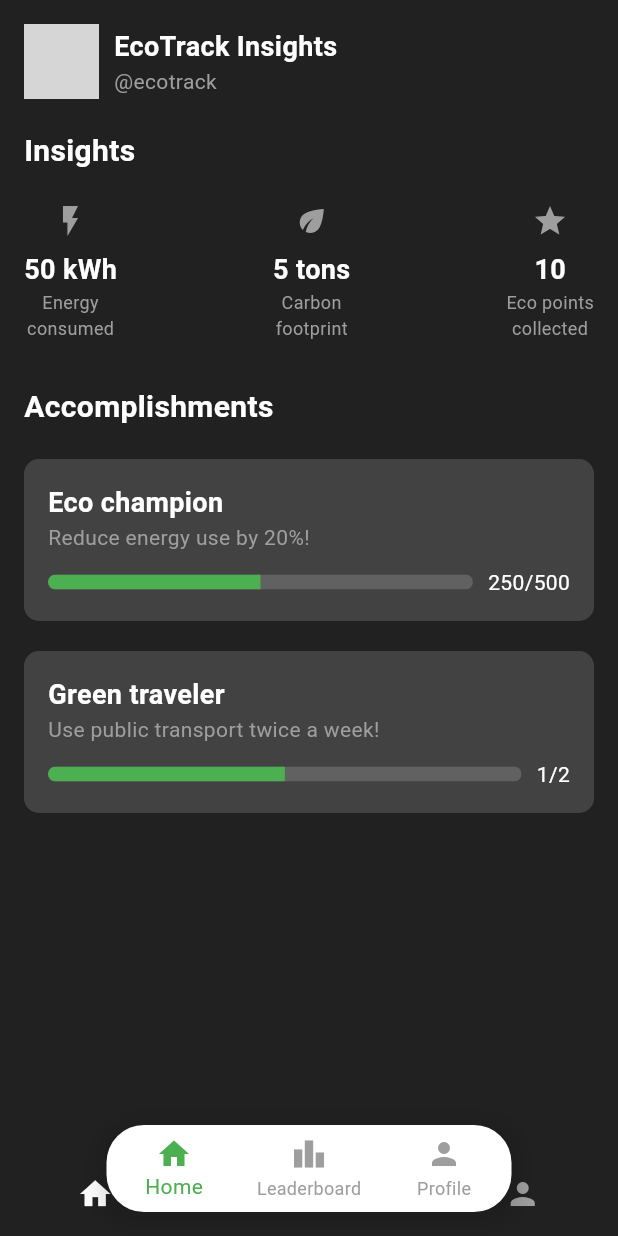
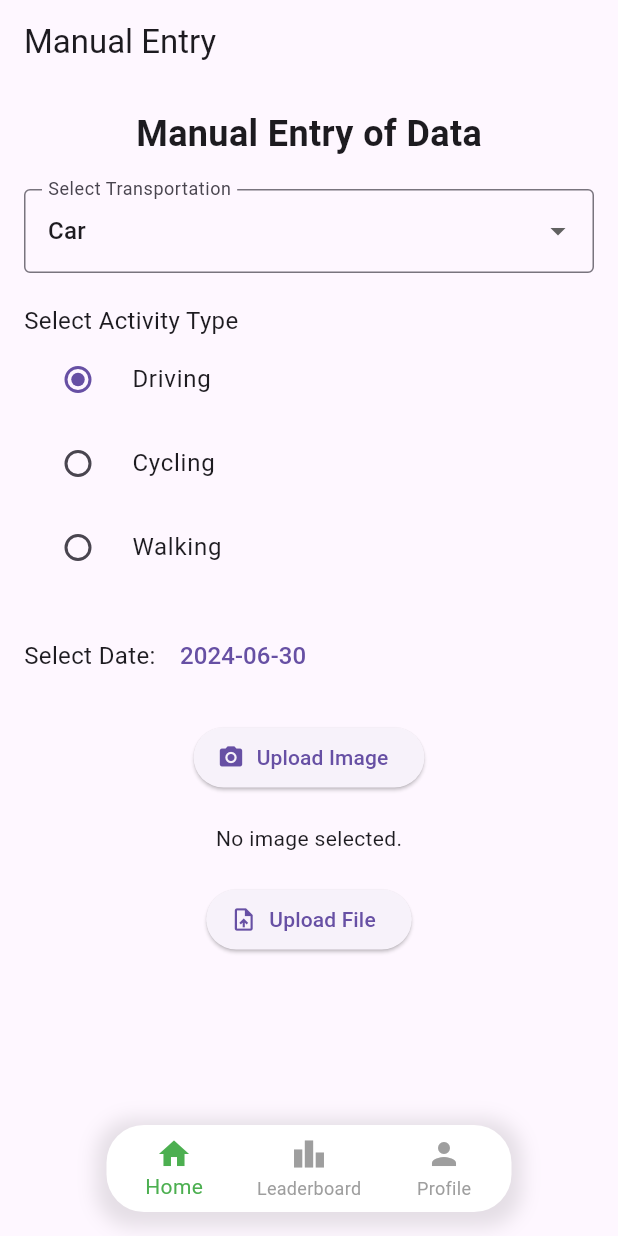
Before and after one commit to kruti002/carbon_emission, a Flutter app: the screen it shows after launch, on a phone screen of 412 x 824 dp. Run offline on Flutter 3.47's test engine with Material 3 defaults, Android fonts, the phone set to English and light mode, and no system bars; our stand-ins replace file_picker, fl_chart, google_fonts, image_picker; grey boxes are pictures that could not be loaded.

Commit message:
New day new commit

```diff
--- /dev/null
+++ b/carbon/lib/input_fields.dart
@@ -0,0 +1,147 @@
+import 'dart:io';
+
+import 'package:flutter/material.dart';
+import 'package:file_picker/file_picker.dart';
+import 'package:image_picker/image_picker.dart';
+
+class ManualEntryScreen extends StatefulWidget {
+  const ManualEntryScreen({super.key});
+
+  @override
+  _ManualEntryScreenState createState() => _ManualEntryScreenState();
+}
+
+class _ManualEntryScreenState extends State<ManualEntryScreen> {
+  String _selectedTransport = 'Car';
+  String _activityType = 'Driving';
+  DateTime _selectedDate = DateTime.now();
+  XFile? _uploadedImage;
+  final List<String> _transportOptions = ['Car', 'Bus', 'Bicycle', 'Walking'];
+  final List<String> _activityTypes = ['Driving', 'Cycling', 'Walking'];
+
+  Future<void> _pickDate(BuildContext context) async {
+    final DateTime? picked = await showDatePicker(
+      context: context,
+      initialDate: _selectedDate,
+      firstDate: DateTime(2020),
+      lastDate: DateTime(2030),
+    );
+    if (picked != null && picked != _selectedDate)
+      setState(() {
+        _selectedDate = picked;
+      });
+  }
+
+  Future<void> _pickImage() async {
+    final ImagePicker _picker = ImagePicker();
+    final XFile? pickedFile = await _picker.pickImage(source: ImageSource.gallery);
+    setState(() {
+      _uploadedImage = pickedFile;
+    });
+  }
+
+  Future<void> _pickFile() async {
+    FilePickerResult? result = await FilePicker.platform.pickFiles();
+    if (result != null) {
+      print(result.files.single.name);
+    }
+  }
+
+  @override
+  Widget build(BuildContext context) {
+    return Scaffold(
+      appBar: AppBar(title: Text('Manual Entry')),
+      body: Padding(
+        padding: const EdgeInsets.all(16.0),
+        child: SingleChildScrollView(
+          child: Column(
+            children: [
+              Text(
+                'Manual Entry of Data',
+                style: TextStyle(fontSize: 24.0, fontWeight: FontWeight.bold),
+              ),
+              SizedBox(height: 20.0),
+              DropdownButtonFormField<String>(
+                value: _selectedTransport,
+                onChanged: (String? newValue) {
+                  setState(() {
+                    _selectedTransport = newValue!;
+                  });
+                },
+                items: _transportOptions.map((String option) {
+                  return DropdownMenuItem<String>(
+                    value: option,
+                    child: Text(option),
+                  );
+                }).toList(),
+                decoration: InputDecoration(
+                  labelText: 'Select Transportation',
+                  border: OutlineInputBorder(),
+                ),
+              ),
+              SizedBox(height: 20.0),
+              Column(
+                crossAxisAlignment: CrossAxisAlignment.start,
+                children: [
+                  Text(
+                    'Select Activity Type',
+                    style: TextStyle(fontSize: 16.0),
+                  ),
+                  Column(
+                    children: _activityTypes.map((String type) {
+                      return RadioListTile<String>(
+                        title: Text(type),
+                        value: type,
+                        groupValue: _activityType,
+                        onChanged: (String? value) {
+                          setState(() {
+                            _activityType = value!;
+                          });
+                        },
+                      );
+                    }).toList(),
+                  ),
+                ],
+              ),
+              SizedBox(height: 20.0),
+              Row(
+                children: [
+                  Text(
+                    'Select Date: ',
+                    style: TextStyle(fontSize: 16.0),
+                  ),
+                  TextButton(
+                    onPressed: () => _pickDate(context),
+                    child: Text(
+                      "${_selectedDate.toLocal()}".split(' ')[0],
+                      style: TextStyle(fontSize: 16.0),
+                    ),
+                  ),
+                ],
+              ),
+              SizedBox(height: 20.0),
+              ElevatedButton.icon(
+                onPressed: _pickImage,
+                icon: Icon(Icons.camera_alt),
+                label: Text('Upload Image'),
+              ),
+              SizedBox(height: 20.0),
+              _uploadedImage != null
+                  ? Image.file(
+                      File(_uploadedImage!.path),
+                      height: 200.0,
+                    )
+                  : Text('No image selected.'),
+              SizedBox(height: 20.0),
+              ElevatedButton.icon(
+                onPressed: _pickFile,
+                icon: Icon(Icons.upload_file),
+                label: Text('Upload File'),
+              ),
+            ],
+          ),
+        ),
+      ),
+    );
+  }
+}
--- a/carbon/lib/main.dart
+++ b/carbon/lib/main.dart
@@ -1,9 +1,9 @@
 import 'package:carbon/charts_example.dart';
 import 'package:carbon/home.dart';
+import 'package:carbon/input_fields.dart';
 import 'package:carbon/leader.dart';
 import 'package:carbon/profile.dart';
 import 'package:flutter/material.dart';
-
 import 'new_profile.dart';
 import 'progress_bar.dart';
 
@@ -45,7 +45,7 @@ class _MyHomePageState extends State<MyHomePage> {
       child: Scaffold(
         body: Center(
             child: _selectedIndex == 0
-                ? EcoTrackInsightsScreen()
+                ? ManualEntryScreen()
                 : _selectedIndex == 1
                     ? LeaderboardScreen()
                     : ProfileScreen()),
--- a/carbon/pubspec.yaml
+++ b/carbon/pubspec.yaml
@@ -37,6 +37,8 @@ dependencies:
   cupertino_icons: ^1.0.6
   google_fonts:
   fl_chart: ^0.68.0
+  file_picker: ^8.0.5
+  image_picker: ^1.1.2
 
 dev_dependencies:
   flutter_test:
```
Also changed, not shown: carbon/pubspec.lock, 5 other files.
